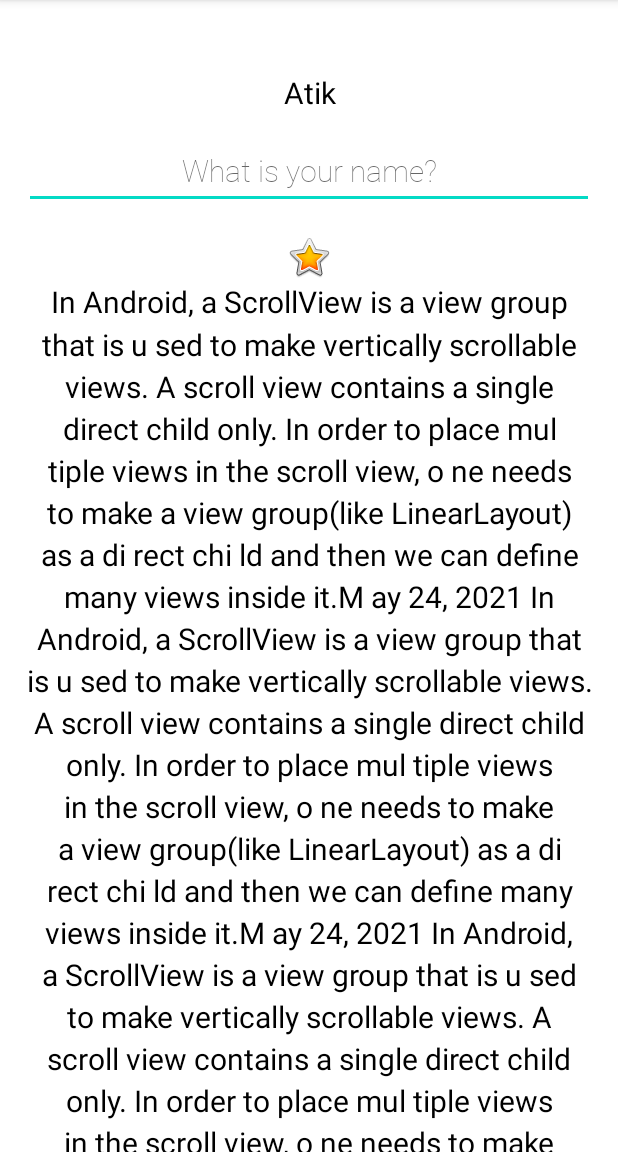
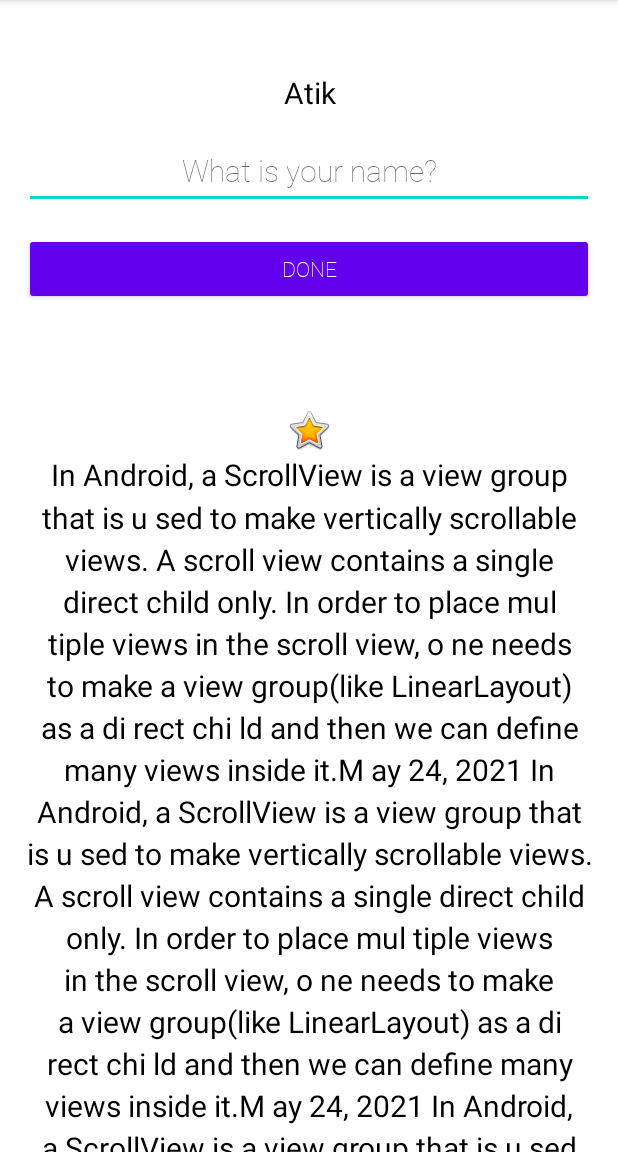
Before and after one commit to mdatiqurr89/AboutMe, an Android app: the screen it shows after launch (MainActivity), on a phone screen of 412 x 824 dp, the part 84-1236 px from its top. Run offline under Robolectric (Android 15) with nearby library versions, the phone set to English and light mode, and no system bars.

Commit message:
13B: done buton add complee

```diff
--- a/app/src/main/res/layout/activity_main.xml
+++ b/app/src/main/res/layout/activity_main.xml
@@ -26,6 +26,22 @@
         android:inputType="textMultiLine|textPersonName"
         android:minHeight="48dp" />
 
+    <Button
+        android:id="@+id/done_button"
+        style="@style/Widget.AppCompat.Button.Colored"
+        android:layout_width="match_parent"
+        android:layout_height="wrap_content"
+        android:layout_gravity="center_horizontal"
+        android:layout_marginTop="@dimen/layout_margin"
+        android:fontFamily="@font/roboto_thin"
+        android:text="@string/done" />
+
+    <TextView
+        android:id="@+id/nickname_text"
+        style="@style/NameStylecomplee"
+        android:layout_width="match_parent"
+        android:layout_height="wrap_content" />
+
     <ImageView
         android:id="@+id/star_image"
         android:layout_width="match_parent"
--- a/app/src/main/res/values/colors.xml
+++ b/app/src/main/res/values/colors.xml
@@ -7,4 +7,5 @@
     <color name="teal_700">#FF018786</color>
     <color name="black">#FF000000</color>
     <color name="white">#FFFFFFFF</color>
+    <color name="colorAccent">#76bf5e</color>
 </resources>
--- a/app/src/main/res/values/strings.xml
+++ b/app/src/main/res/values/strings.xml
@@ -37,4 +37,5 @@
         ay 24, 2021
     </string>
     <string name="What_is_your_name">What is your name?</string>
+    <string name="done">Done</string>
 </resources>
```
